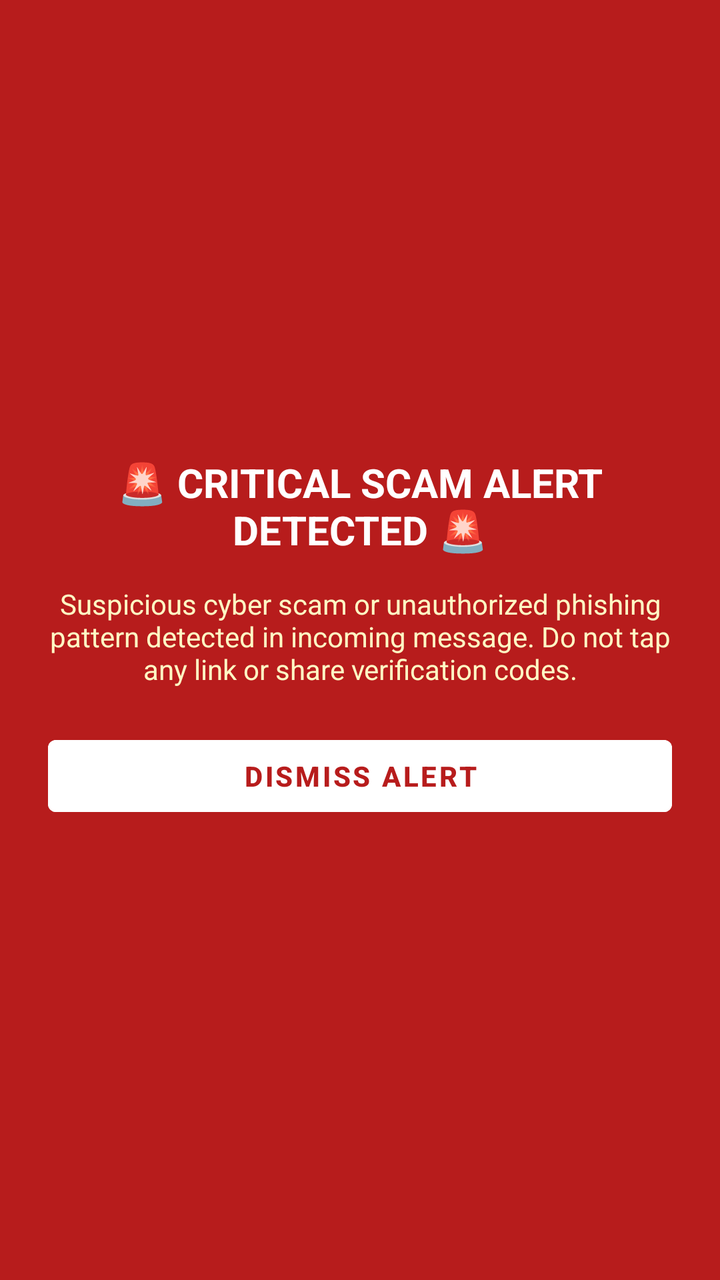
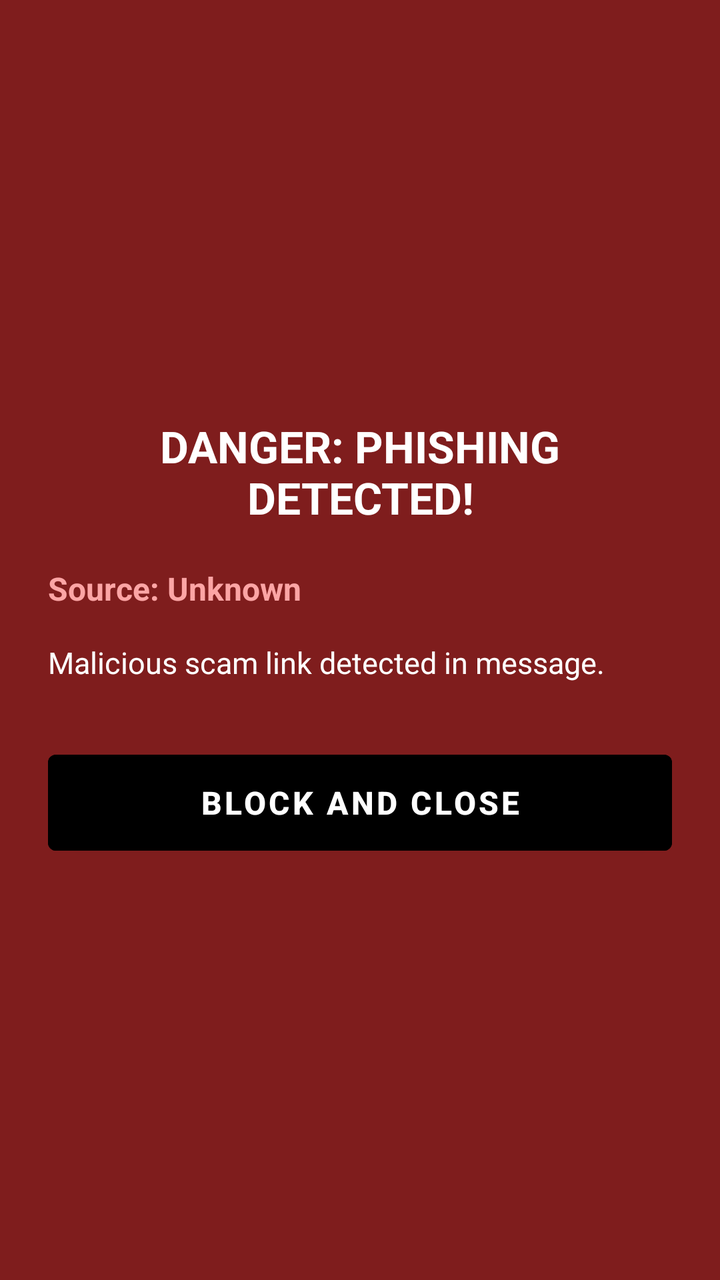

Two renders of the same Android screen: before a commit and after it. Below are the layout's source before the change and the commit's diff.
<!-- AndroidManifest.xml: activity theme Theme.MaterialComponents.DayNight.NoActionBar -->
<!-- res/layout/activity_alert_overlay.xml -->
<?xml version="1.0" encoding="utf-8"?>
<LinearLayout xmlns:android="http://schemas.android.com/apk/res/android"
    android:layout_width="match_parent"
    android:layout_height="wrap_content"
    android:orientation="vertical"
    android:background="#B71C1C"
    android:padding="24dp"
    android:gravity="center">

    <TextView
        android:id="@+id/tvAlertTitle"
        android:layout_width="wrap_content"
        android:layout_height="wrap_content"
        android:text="🚨 CRITICAL SCAM ALERT DETECTED 🚨"
        android:textColor="#FFFFFF"
        android:textSize="20sp"
        android:textStyle="bold"
        android:gravity="center" />

    <TextView
        android:id="@+id/tvAlertMessage"
        android:layout_width="wrap_content"
        android:layout_height="wrap_content"
        android:text="Suspicious cyber scam or unauthorized phishing pattern detected in incoming message. Do not tap any link or share verification codes."
        android:textColor="#FFF9C4"
        android:textSize="14sp"
        android:layout_marginTop="14dp"
        android:gravity="center" />

    <Button
        android:id="@+id/btnDismiss"
        android:layout_width="match_parent"
        android:layout_height="wrap_content"
        android:text="Dismiss Alert"
        android:textColor="#B71C1C"
        android:backgroundTint="#FFFFFF"
        android:textStyle="bold"
        android:layout_marginTop="20dp" />

</LinearLayout>
<!-- resources referenced by this layout -->
<resources>

</resources>

<!-- the commit's change to res/layout/activity_alert_overlay.xml (unified diff, before → after) -->
@@ -1,40 +1,49 @@
 <?xml version="1.0" encoding="utf-8"?>
 <LinearLayout xmlns:android="http://schemas.android.com/apk/res/android"
     android:layout_width="match_parent"
-    android:layout_height="wrap_content"
+    android:layout_height="match_parent"
     android:orientation="vertical"
-    android:background="#B71C1C"
+    android:gravity="center"
     android:padding="24dp"
-    android:gravity="center">
+    android:background="#7F1D1D">
 
     <TextView
-        android:id="@+id/tvAlertTitle"
         android:layout_width="wrap_content"
         android:layout_height="wrap_content"
-        android:text="🚨 CRITICAL SCAM ALERT DETECTED 🚨"
+        android:text="DANGER: PHISHING DETECTED!"
         android:textColor="#FFFFFF"
-        android:textSize="20sp"
+        android:textSize="22sp"
         android:textStyle="bold"
-        android:gravity="center" />
+        android:gravity="center"
+        android:layout_marginBottom="20dp" />
 
     <TextView
-        android:id="@+id/tvAlertMessage"
-        android:layout_width="wrap_content"
+        android:id="@+id/tvSender"
+        android:layout_width="match_parent"
         android:layout_height="wrap_content"
-        android:text="Suspicious cyber scam or unauthorized phishing pattern detected in incoming message. Do not tap any link or share verification codes."
-        android:textColor="#FFF9C4"
-        android:textSize="14sp"
-        android:layout_marginTop="14dp"
-        android:gravity="center" />
+        android:text="Source: Unknown"
+        android:textColor="#FCA5A5"
+        android:textSize="16sp"
+        android:textStyle="bold"
+        android:layout_marginBottom="16dp" />
+
+    <TextView
+        android:id="@+id/tvMessage"
+        android:layout_width="match_parent"
+        android:layout_height="wrap_content"
+        android:text="Malicious scam link detected in message."
+        android:textColor="#FFFFFF"
+        android:textSize="15sp"
+        android:layout_marginBottom="30dp" />
 
     <Button
         android:id="@+id/btnDismiss"
         android:layout_width="match_parent"
-        android:layout_height="wrap_content"
-        android:text="Dismiss Alert"
-        android:textColor="#B71C1C"
-        android:backgroundTint="#FFFFFF"
+        android:layout_height="60dp"
+        android:text="BLOCK AND CLOSE"
+        android:textSize="16sp"
         android:textStyle="bold"
-        android:layout_marginTop="20dp" />
+        android:backgroundTint="#000000"
+        android:textColor="#FFFFFF" />
 
 </LinearLayout>
